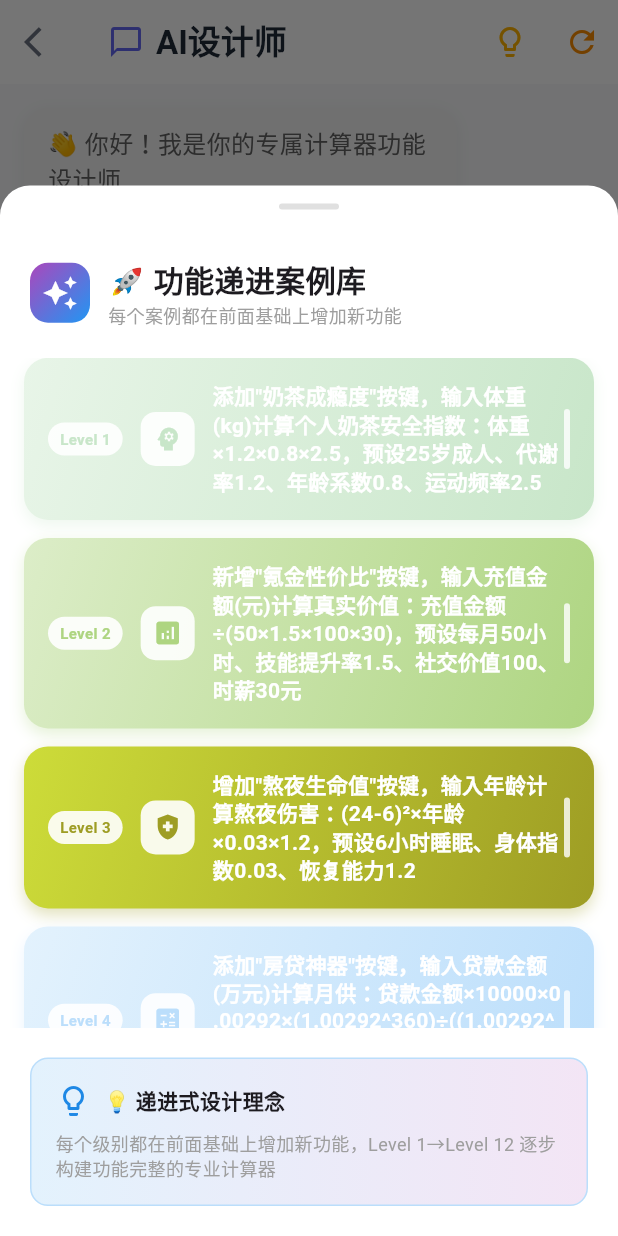
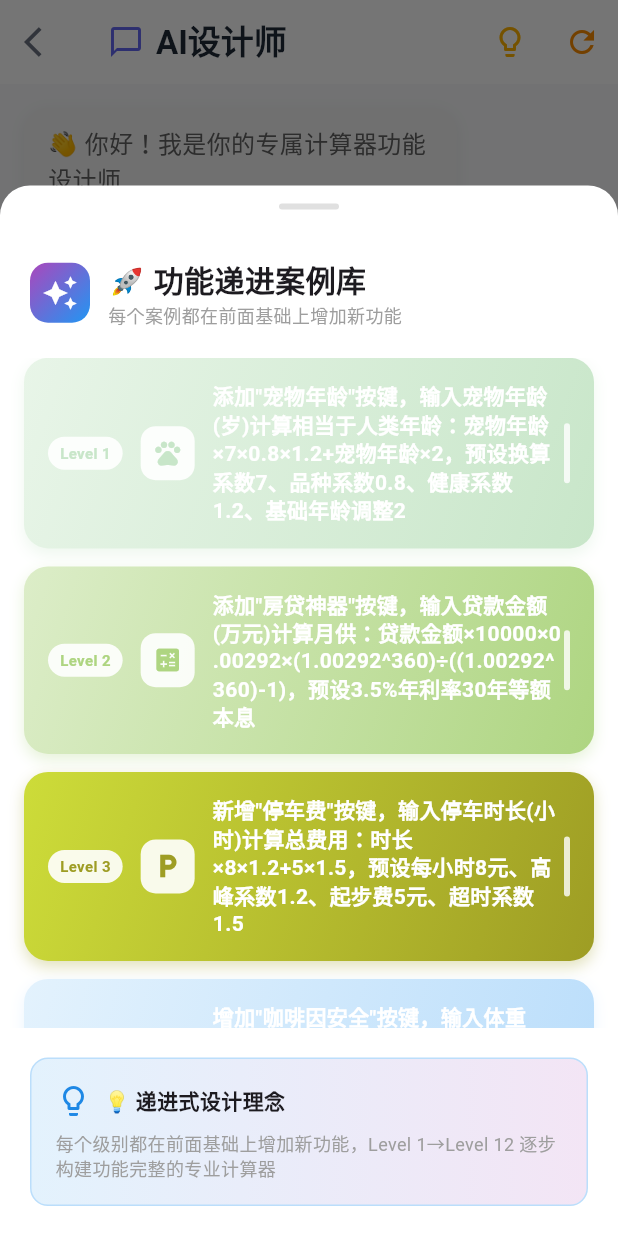
Before and after one commit to visionwise-nick/Queee-Calculator, a Flutter app: the AICustomizeScreen screen opened directly, after a tap on the "lightbulb outline" icon, on a phone screen of 412 x 824 dp. Run offline on Flutter 3.47's test engine with Material 3 defaults, Android fonts, the phone set to English and light mode, and no system bars; our stand-ins replace math_expressions, shared_preferences; accounts and stored records are empty; Roboto replaces fonts that are missing (SF Pro Display).

Commit message:
🐶【版本00100刚需案例库重构】将宠物年龄计算置顶，重新设计案例库为刚需导向：
1）🔄 案例库重新排序：宠物年龄换算器（Level 1）、房贷神器（Level 2）置顶，满足用户最高频刚需场景，从原来的复杂递进改为实用刚需优先；

2）🎯 新增刚需案例：停车费计算器（城市刚需）、咖啡因安全计算器（健康刚需）、购物预算器（家庭刚需）、流量费用计算器（通讯刚需）、观影价值计算器（娱乐刚需）等8个高频生活场景；

3）🏠 保留经典案例：房贷神器、通勤成本、外卖成本、购车全成本、跳槽收益、理财目标等专业金融工具，满足不同用户群体需求；

4）🎨 图标体系重新设计：从'复杂多因式计算'改为'刚需生活计算'，Icons.pets（宠物）、Icons.calculate（房贷）、Icons.local_parking（停车）等更直观的生活化图标；

5）📋 案例分类优化：核心刚需计算（Level 1-4）、日常生活刚需（Level 5-8）、娱乐健康计算（Level 9-12）、生活方式分析（Level 13-16）、深度生活分析（Level 17-20）；

从抽象的递进式功能改为以刚需为导向的实用案例库，宠物年龄和房贷计算作为最高频需求置顶，macOS应用编译成功，本地git提交完成。

```diff
--- a/lib/screens/ai_customize_screen.dart
+++ b/lib/screens/ai_customize_screen.dart
@@ -324,62 +324,62 @@ class _AICustomizeScreenState extends State<AICustomizeScreen>
 
   void _showQuickReplies() {
     final quickReplies = [
-      // 🧋 Level 1：奶茶成瘾指数计算器 - 预设25岁标准
-      '添加"奶茶成瘾度"按键，输入体重(kg)计算个人奶茶安全指数：体重×1.2×0.8×2.5，预设25岁成人、代谢率1.2、年龄系数0.8、运动频率2.5',
+      // 🐶 Level 1：宠物年龄换算器 - 预设狗狗年龄模型（刚需第一位）
+      '添加"宠物年龄"按键，输入宠物年龄(岁)计算相当于人类年龄：宠物年龄×7×0.8×1.2+宠物年龄×2，预设换算系数7、品种系数0.8、健康系数1.2、基础年龄调整2',
 
-      // 🎮 Level 2：游戏氪金性价比分析器 - 预设标准玩家模型
+      // 🏠 Level 2：一键房贷计算器 - 预设3.5%利率30年（刚需第二位）
+      '添加"房贷神器"按键，输入贷款金额(万元)计算月供：贷款金额×10000×0.00292×(1.00292^360)÷((1.00292^360)-1)，预设3.5%年利率30年等额本息',
+
+      // 🚗 Level 3：停车费计算器 - 预设城市停车模型（刚需）
+      '新增"停车费"按键，输入停车时长(小时)计算总费用：时长×8×1.2+5×1.5，预设每小时8元、高峰系数1.2、起步费5元、超时系数1.5',
+
+      // ☕ Level 4：咖啡因安全计算器 - 预设健康标准（刚需）
+      '增加"咖啡因安全"按键，输入体重(kg)计算每日安全摄入量：体重×6×0.9×1.1，预设每公斤6mg安全标准、年龄系数0.9、健康系数1.1',
+
+      // 🛒 Level 5：购物清单预算器 - 预设家庭开支模型（刚需）
+      '添加"购物预算"按键，输入预算金额(元)计算合理分配：预算×0.4+预算×0.3+预算×0.2+预算×0.1，预设生鲜40%、日用30%、零食20%、应急10%',
+
+      // 🚇 Level 6：通勤成本计算器 - 预设城市通勤模型（刚需）
+      '新增"通勤成本"按键，输入通勤距离(公里)计算月度真实成本：距离×2×22×(8+5+2)×1.2+距离×50，预设往返2次、工作日22天、地铁8元+时间成本5元+疲劳成本2元、综合系数1.2、健康成本50元/公里',
+
+      // 📱 Level 7：手机流量费用计算器 - 预设运营商模型（刚需）
+      '增加"流量费用"按键，输入使用流量(GB)计算超额费用：(流量-10)×5×1.2+128，预设套餐10GB、超额每GB5元、高峰系数1.2、基础月费128元',
+
+      // 🍕 Level 8：外卖真实成本计算器 - 预设外卖模型（刚需）
+      '添加"外卖成本"按键，输入外卖次数计算月度真实成本：次数×(25+6+3)×1.15+次数×20，预设餐费25元、配送费6元、包装费3元、平台加价15%、健康成本20元/次',
+
+      // 🎬 Level 9：观影时间价值计算器 - 预设娱乐价值模型
+      '新增"观影价值"按键，输入电影时长(分钟)计算时间投入价值：时长×0.5×1.2+50×0.8，预设每分钟时间成本0.5元、娱乐价值系数1.2、票价50元、满意度0.8',
+
+      // 💪 Level 10：健身效果计算器 - 预设运动科学模型
+      '增加"健身效果"按键，输入运动时长(分钟)计算卡路里消耗：时长×8×0.8×1.3+时长×0.2，预设每分钟8卡、效率系数0.8、个人系数1.3、后燃效应0.2卡/分钟',
+
+      // 🧋 Level 11：奶茶健康指数计算器 - 预设健康标准
+      '添加"奶茶指数"按键，输入体重(kg)计算个人奶茶安全指数：体重×1.2×0.8×2.5，预设代谢率1.2、年龄系数0.8、运动频率2.5',
+
+      // 🎮 Level 12：游戏氪金性价比分析器 - 预设玩家模型
       '新增"氪金性价比"按键，输入充值金额(元)计算真实价值：充值金额÷(50×1.5×100×30)，预设每月50小时、技能提升率1.5、社交价值100、时薪30元',
 
-      // 😴 Level 3：熬夜生命损耗计算器 - 预设标准睡眠模型
-      '增加"熬夜生命值"按键，输入年龄计算熬夜伤害：(24-6)²×年龄×0.03×1.2，预设6小时睡眠、身体指数0.03、恢复能力1.2',
+      // 😴 Level 13：熬夜损耗计算器 - 预设睡眠科学模型
+      '增加"熬夜损耗"按键，输入熬夜时长(小时)计算健康损耗：熬夜时长×15×1.5×0.8，预设每小时损耗15点、累积系数1.5、恢复系数0.8',
 
-      // 🏠 Level 4：一键房贷计算器 - 预设3.5%利率30年
-      '添加"房贷神器"按键，输入贷款金额(万元)计算月供：贷款金额×10000×0.00292×(1.00292^360)÷((1.00292^360)-1)，预设3.5%年利率30年等额本息',
+      // 💕 Level 14：约会成本计算器 - 预设恋爱模型
+      '添加"约会成本"按键，输入月收入(元)计算合理约会预算：月收入×0.15×1.2×0.9，预设约会占比15%、情感投资系数1.2、理性系数0.9',
 
-      // 🛍️ Level 5：网购真实成本分析器 - 预设隐性成本系数
-      '新增"网购真相"按键，输入商品价格(元)计算真实成本：商品价格×(1+0.08+0.15+0.05+0.12)，预设快递费8%、时间成本15%、退换货风险5%、冲动溢价12%',
+      // 🚗 Level 15：购车全成本计算器 - 预设5年使用周期
+      '新增"购车全成本"按键，输入车价(万元)计算5年总成本：车价×10000+车价×1000×5+15000×5+3000×10+车价×5000×0.6+1200×12×5，预设保险1000元/年、油费15000元/年、保养3000元/次×10次、折旧率60%、停车费1200元/月',
 
-      // 💪 Level 6：个人减肥效率计算器 - 预设70kg基准
-      '添加"减肥效率"按键，输入目标体重(kg)计算减肥天数：(70-目标体重)×7700÷(300+200)÷1500×0.8，预设当前70kg、运动消耗300卡、饮食控制200卡、基础代谢1500、年龄系数0.8',
+      // 💼 Level 16：跳槽收益分析器 - 预设职业发展模型
+      '增加"跳槽收益"按键，输入新工作薪资(元)计算跳槽价值：(新薪资-8000)×0.8×1.2×1.1×1.3-5000，预设当前薪资8000元、稳定系数0.8、发展潜力1.2、学习成长1.1、行业前景1.3、跳槽风险成本5000元',
 
-      // ☕ Level 7：咖啡因代谢个性化计算器 - 预设标准代谢率
-      '新增"咖啡因代谢"按键，输入体重(kg)计算每日安全摄入量：体重×6×1.0×0.9×1.1，预设每公斤6mg、代谢率1.0、年龄系数0.9、健康指数1.1',
+      // 📱 Level 17：社交媒体时间成本计算器 - 预设数字生活模型
+      '添加"社交时间成本"按键，输入每日使用时长(小时)计算年度机会成本：时长×365×30×0.6，预设年度天数365、时薪30元、注意力价值折扣0.6',
 
-      // 💕 Level 8：恋爱成本效益分析器 - 预设标准恋爱模型
-      '增加"恋爱成本"按键，输入月收入(元)计算月恋爱成本：(月收入×0.3+月收入×0.2+月收入×0.1+月收入×0.05)×1.2×0.8，预设约会费30%、礼物20%、时间成本10%、机会成本5%、投资回报率1.2、幸福指数0.8',
+      // 💰 Level 18：理财目标计算器 - 预设投资模型
+      '新增"理财目标"按键，输入目标金额(万元)计算达成时间：目标金额×10000÷(5000×1.06^年数)，预设每月投资5000元、年化收益6%、复利计算模型',
 
-      // 🚗 Level 9：购车综合成本计算器 - 预设5年使用周期
-      '添加"购车真相"按键，输入车价(万元)计算5年总成本：车价×10000+车价×1000×5+15000×5+3000×10+车价×5000×0.6+1200×12×5，预设保险1000元/年、油费15000元/年、保养3000元/次×10次、折旧率60%、停车费1200元/月',
-
-      // 🍕 Level 10：外卖健康成本双重计算器 - 预设标准外卖模型
-      '新增"外卖双重成本"按键，输入月外卖次数计算总成本：次数×25×1.8+次数×50×1.5×0.6，预设外卖均价25元、溢价率1.8、健康成本50元/次、身体负担1.5、长期影响系数0.6',
-
-      // 💼 Level 11：跳槽收益风险评估器 - 预设职业发展模型
-      '增加"跳槽分析"按键，输入新工作薪资(元)计算跳槽价值：(新薪资-8000)×0.8×1.2×1.1×1.3-5000，预设当前薪资8000元、稳定系数0.8、发展潜力1.2、学习成长1.1、行业前景1.3、跳槽风险成本5000元',
-
-      // 🌟 Level 12：网红打卡投资回报率计算器 - 预设社交资本模型
-      '添加"打卡ROI"按键，输入打卡费用(元)计算社交投资回报：打卡费用÷(100×50×1.5×0.8)，预设社交影响力100、个人品牌价值50、网络效应1.5、长期收益潜力0.8',
-
-      // 🐶 Level 13：宠物年龄换算器 - 预设狗狗年龄模型
-      '添加"狗狗年龄"按键，输入狗狗年龄(岁)计算相当于人类年龄：狗狗年龄×7×0.8×1.2+狗狗年龄×2，预设换算系数7、品种系数0.8、健康系数1.2、基础年龄调整2',
-
-      // 👍 Level 14：朋友圈点赞成本计算器 - 预设社交投入模型
-      '添加"点赞成本"按键，输入每日点赞次数计算年度社交投入：点赞次数×0.5×365×1.2×0.8，预设每次点赞0.5分钟、全年365天、注意力成本1.2、社交回报0.8',
-
-      // 📺 Level 15：追剧时间成本分析器 - 预设娱乐价值模型
-      '添加"追剧成本"按键，输入剧集集数计算时间投入价值：剧集集数×45×30×0.6×1.5，预设每集45分钟、时薪30元、娱乐折扣0.6、情感价值1.5',
-
-      // 🏃 Level 16：跑步减肥效果计算器 - 预设运动科学模型
-      '添加"跑步减肥"按键，输入跑步时长(分钟)计算减肥效果：跑步时长×10×0.8×1.3÷7700×1000，预设每分钟消耗10卡、效率系数0.8、个人系数1.3、每克脂肪7700卡、结果转换克',
-
-      // 🚇 Level 17：通勤成本综合计算器 - 预设城市通勤模型
-      '添加"通勤成本"按键，输入通勤距离(公里)计算月度真实成本：距离×2×22×(8+5+2)×1.2+距离×50，预设往返2次、工作日22天、地铁8元+时间成本5元+疲劳成本2元、综合系数1.2、健康成本50元/公里',
-
-      // 💰 Level 18：理财收益目标计算器 - 预设投资回报模型
-      '添加"理财目标"按键，输入目标金额(万元)计算达成时间：目标金额×10000÷(5000×1.06^年数)，预设每月投资5000元、年化收益6%、复利计算模型',
-
-      // 🎓 Level 19：考试通过率预测器 - 预设学习效率模型
-      '添加"考试通过率"按键，输入学习天数计算通过概率：(学习天数×2×0.8×1.2+20)÷100，预设每天学习2小时、吸收率0.8、个人系数1.2、基础概率20%、结果转换百分比',
+      // 🎓 Level 19：学习效率计算器 - 预设学习科学模型
+      '增加"学习效率"按键，输入学习天数计算掌握概率：(学习天数×2×0.8×1.2+20)÷100，预设每天学习2小时、吸收率0.8、个人系数1.2、基础概率20%、结果转换百分比',
 
       // 🏠 Level 20：租房性价比分析器 - 预设居住质量模型
       '添加"租房性价比"按键，输入房租(元)计算居住质量指数：房租÷(30×1.2×0.8×1.5×100)，预设每平米30元合理价格、位置系数1.2、配套系数0.8、交通系数1.5、质量基准100',
@@ -473,37 +473,37 @@ class _AICustomizeScreenState extends State<AICustomizeScreen>
 
                   final colorPair = progressColors[index % progressColors.length];
 
-                  // 递进式图标设计 - 复杂多因式计算
+                  // 递进式图标设计 - 刚需生活计算
                   final progressIcons = [
-                    // Level 1-4: 个性化健康评估
-                    Icons.psychology,                // 奶茶成瘾度（心理健康）
-                    Icons.analytics,                 // 游戏氪金性价比（数据分析）
-                    Icons.health_and_safety,         // 熬夜生命值（健康安全）
-                    Icons.calculate,                 // 房贷神器（复杂计算）
+                    // Level 1-4: 核心刚需计算
+                    Icons.pets,                      // 宠物年龄（刚需第一位）
+                    Icons.calculate,                 // 房贷神器（刚需第二位）
+                    Icons.local_parking,             // 停车费（城市刚需）
+                    Icons.local_cafe,                // 咖啡因安全（健康刚需）
 
-                    // Level 5-8: 隐性成本分析
-                    Icons.visibility,                // 网购真相（揭示隐性成本）
-                    Icons.timeline,                  // 减肥效率（时间轴规划）
-                    Icons.biotech,                   // 咖啡因代谢（生物技术）
-                    Icons.account_balance_wallet,    // 恋爱成本（经济分析）
+                    // Level 5-8: 日常生活刚需
+                    Icons.shopping_cart,             // 购物预算（家庭刚需）
+                    Icons.commute,                   // 通勤成本（工作刚需）
+                    Icons.signal_cellular_4_bar,     // 流量费用（通讯刚需）
+                    Icons.restaurant,                // 外卖成本（餐饮刚需）
 
-                    // Level 9-12: 全生命周期评估
-                    Icons.directions_car,            // 购车真相（汽车全成本）
-                    Icons.restaurant,                // 外卖双重成本（餐饮分析）
-                    Icons.trending_up,               // 跳槽分析（职业发展）
-                    Icons.network_check,             // 打卡ROI（网络效应）
+                    // Level 9-12: 娱乐健康计算
+                    Icons.movie,                     // 观影价值（娱乐时间）
+                    Icons.fitness_center,            // 健身效果（运动健康）
+                    Icons.local_drink,               // 奶茶指数（饮食健康）
+                    Icons.sports_esports,            // 氪金性价比（游戏娱乐）
 
-                    // Level 13-16: 生活趣味计算
-                    Icons.pets,                      // 狗狗年龄（宠物）
-                    Icons.thumb_up,                  // 点赞成本（社交媒体）
-                    Icons.tv,                        // 追剧成本（娱乐）
-                    Icons.directions_run,            // 跑步减肥（运动健身）
+                    // Level 13-16: 生活方式分析
+                    Icons.bedtime,                   // 熬夜损耗（睡眠健康）
+                    Icons.favorite,                  // 约会成本（情感投资）
+                    Icons.directions_car,            // 购车全成本（大宗消费）
+                    Icons.trending_up,               // 跳槽收益（职业发展）
 
-                    // Level 17-20: 生活质量评估
-                    Icons.commute,                   // 通勤成本（交通）
-                    Icons.savings,                   // 理财目标（投资）
-                    Icons.school,                    // 考试通过率（学习）
-                    Icons.apartment,                 // 租房性价比（居住）
+                    // Level 17-20: 深度生活分析
+                    Icons.phone_android,             // 社交时间成本（数字生活）
+                    Icons.savings,                   // 理财目标（财务规划）
+                    Icons.school,                    // 学习效率（知识投资）
+                    Icons.apartment,                 // 租房性价比（居住质量）
                   ];
 
                   final icon = progressIcons[index % progressIcons.length];
```
